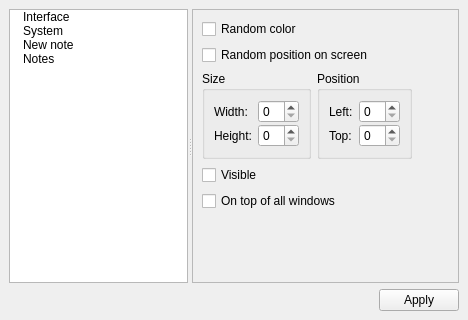
This is Manager/pages/page_settings.ui in gil9red/NotesManager as Qt 5 draws it before an edit. The edited form follows.
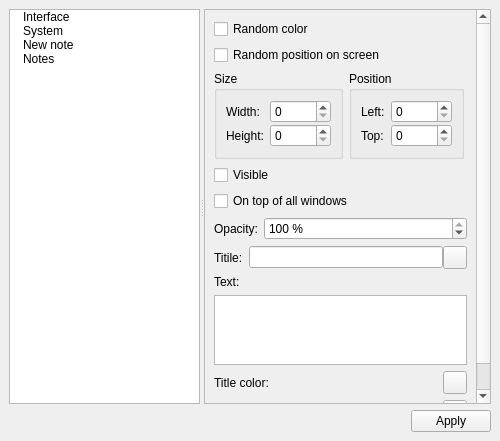
This is the edited form. The open tabs and pages were chosen to show the change. Icons and pictures are not drawn.

```diff
--- a/Manager/pages/page_settings.ui
+++ b/Manager/pages/page_settings.ui
@@ -6,15 +6,15 @@
    <rect>
     <x>0</x>
     <y>0</y>
-    <width>468</width>
-    <height>320</height>
+    <width>500</width>
+    <height>441</height>
    </rect>
   </property>
   <property name="windowTitle">
    <string>Settings</string>
   </property>
   <widget class="QWidget" name="centralwidget">
-   <layout class="QVBoxLayout" name="verticalLayout_3">
+   <layout class="QVBoxLayout" name="verticalLayout_10">
     <item>
      <widget class="QSplitter" name="splitter">
       <property name="orientation">
@@ -388,8 +388,8 @@
              <rect>
               <x>0</x>
               <y>0</y>
-              <width>253</width>
-              <height>271</height>
+              <width>254</width>
+              <height>401</height>
              </rect>
             </property>
             <property name="sizePolicy">
@@ -398,7 +398,7 @@
               <verstretch>0</verstretch>
              </sizepolicy>
             </property>
-            <layout class="QVBoxLayout" name="verticalLayout_5">
+            <layout class="QVBoxLayout" name="verticalLayout_3">
              <item>
               <widget class="QCheckBox" name="cBoxRandomColor">
                <property name="text">
@@ -439,6 +439,9 @@
                       <verstretch>0</verstretch>
                      </sizepolicy>
                     </property>
+                    <property name="maximum">
+                     <number>10000</number>
+                    </property>
                    </widget>
                   </item>
                   <item row="1" column="0">
@@ -456,6 +459,9 @@
                       <verstretch>0</verstretch>
                      </sizepolicy>
                     </property>
+                    <property name="maximum">
+                     <number>10000</number>
+                    </property>
                    </widget>
                   </item>
                  </layout>
@@ -488,6 +494,9 @@
                       <verstretch>0</verstretch>
                      </sizepolicy>
                     </property>
+                    <property name="maximum">
+                     <number>10000</number>
+                    </property>
                    </widget>
                   </item>
                   <item row="0" column="2">
@@ -498,6 +507,9 @@
                       <verstretch>0</verstretch>
                      </sizepolicy>
                     </property>
+                    <property name="maximum">
+                     <number>10000</number>
+                    </property>
                    </widget>
                   </item>
                   <item row="0" column="0" colspan="2">
@@ -542,6 +554,163 @@
                </property>
               </widget>
              </item>
+             <item>
+              <layout class="QHBoxLayout" name="horizontalLayout_6">
+               <item>
+                <widget class="QLabel" name="label_8">
+                 <property name="text">
+                  <string>Opacity:</string>
+                 </property>
+                </widget>
+               </item>
+               <item>
+                <widget class="QSpinBox" name="sBoxOpacity">
+                 <property name="sizePolicy">
+                  <sizepolicy hsizetype="Expanding" vsizetype="Fixed">
+                   <horstretch>0</horstretch>
+                   <verstretch>0</verstretch>
+                  </sizepolicy>
+                 </property>
+                 <property name="statusTip">
+                  <string>Opacity new note</string>
+                 </property>
+                 <property name="suffix">
+                  <string notr="true"> %</string>
+                 </property>
+                 <property name="prefix">
+                  <string/>
+                 </property>
+                 <property name="minimum">
+                  <number>0</number>
+                 </property>
+                 <property name="maximum">
+                  <number>100</number>
+                 </property>
+                 <property name="value">
+                  <number>100</number>
+                 </property>
+                </widget>
+               </item>
+              </layout>
+             </item>
+             <item>
+              <layout class="QVBoxLayout" name="verticalLayout_9">
+               <item>
+                <layout class="QHBoxLayout" name="horizontalLayout_5">
+                 <property name="spacing">
+                  <number>0</number>
+                 </property>
+                 <item>
+                  <widget class="QLabel" name="label_6">
+                   <property name="text">
+                    <string>Titile:</string>
+                   </property>
+                  </widget>
+                 </item>
+                 <item>
+                  <spacer name="horizontalSpacer_3">
+                   <property name="orientation">
+                    <enum>Qt::Horizontal</enum>
+                   </property>
+                   <property name="sizeType">
+                    <enum>QSizePolicy::Fixed</enum>
+                   </property>
+                   <property name="sizeHint" stdset="0">
+                    <size>
+                     <width>6</width>
+                     <height>6</height>
+                    </size>
+                   </property>
+                  </spacer>
+                 </item>
+                 <item>
+                  <widget class="QLineEdit" name="lEditTitle">
+                   <property name="statusTip">
+                    <string>Title a new note</string>
+                   </property>
+                  </widget>
+                 </item>
+                 <item>
+                  <widget class="QToolButton" name="tButtonFontTitle">
+                   <property name="statusTip">
+                    <string>Title font new note</string>
+                   </property>
+                   <property name="text">
+                    <string/>
+                   </property>
+                   <property name="icon">
+                    <iconset resource="../../Note/Note.qrc">
+                     <normaloff>:/title-font</normaloff>:/title-font</iconset>
+                   </property>
+                  </widget>
+                 </item>
+                </layout>
+               </item>
+               <item>
+                <layout class="QVBoxLayout" name="verticalLayout_5">
+                 <item>
+                  <widget class="QLabel" name="label_10">
+                   <property name="text">
+                    <string>Text:</string>
+                   </property>
+                  </widget>
+                 </item>
+                 <item>
+                  <widget class="QTextEdit" name="ptEditText">
+                   <property name="statusTip">
+                    <string>Text of the new notes</string>
+                   </property>
+                   <property name="acceptRichText">
+                    <bool>false</bool>
+                   </property>
+                  </widget>
+                 </item>
+                </layout>
+               </item>
+              </layout>
+             </item>
+             <item>
+              <layout class="QHBoxLayout" name="horizontalLayout_7">
+               <item>
+                <widget class="QLabel" name="label_7">
+                 <property name="text">
+                  <string>Title color:</string>
+                 </property>
+                </widget>
+               </item>
+               <item>
+                <widget class="QToolButton" name="tButtonColorTitle">
+                 <property name="statusTip">
+                  <string>Color title new note</string>
+                 </property>
+                 <property name="text">
+                  <string/>
+                 </property>
+                </widget>
+               </item>
+              </layout>
+             </item>
+             <item>
+              <layout class="QHBoxLayout" name="horizontalLayout_8">
+               <item>
+                <widget class="QLabel" name="label_9">
+                 <property name="text">
+                  <string>Body color:</string>
+                 </property>
+                </widget>
+               </item>
+               <item>
+                <widget class="QToolButton" name="tButtonColorBody">
+                 <property name="statusTip">
+                  <string>Body color new note</string>
+                 </property>
+                 <property name="text">
+                  <string/>
+                 </property>
+                </widget>
+               </item>
+              </layout>
+             </item>
              <item>
               <spacer name="verticalSpacer_3">
                <property name="orientation">
```
Left out of the diff: 27 changed lines with no effect on the pictures.
